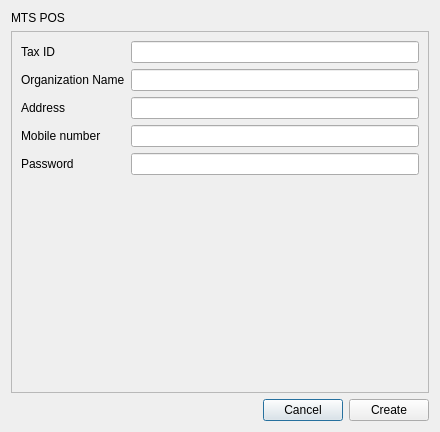
First picture: the form in app/views/templates/generated/Setup.ui, repository rondalefloyd/mts-pos, before the edit.
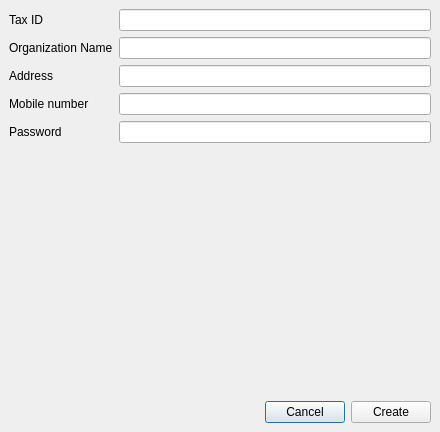
Second picture: the form after the edit.

The edit to the form file:
```diff
--- a/app/views/templates/generated/Setup.ui
+++ b/app/views/templates/generated/Setup.ui
@@ -14,21 +14,26 @@
    <string>Setup</string>
   </property>
   <layout class="QVBoxLayout" name="verticalLayout">
-   <item>
-    <widget class="QLabel" name="label_6">
-     <property name="sizePolicy">
-      <sizepolicy hsizetype="Preferred" vsizetype="Fixed">
-       <horstretch>0</horstretch>
-       <verstretch>0</verstretch>
-      </sizepolicy>
-     </property>
-     <property name="text">
-      <string>MTS POS</string>
-     </property>
-    </widget>
-   </item>
+   <property name="spacing">
+    <number>0</number>
+   </property>
+   <property name="leftMargin">
+    <number>0</number>
+   </property>
+   <property name="topMargin">
+    <number>0</number>
+   </property>
+   <property name="rightMargin">
+    <number>0</number>
+   </property>
+   <property name="bottomMargin">
+    <number>0</number>
+   </property>
    <item>
     <widget class="QScrollArea" name="scrollArea">
+     <property name="frameShape">
+      <enum>QFrame::NoFrame</enum>
+     </property>
      <property name="widgetResizable">
       <bool>true</bool>
      </property>
@@ -37,8 +42,8 @@
        <rect>
         <x>0</x>
         <y>0</y>
-        <width>420</width>
-        <height>362</height>
+        <width>440</width>
+        <height>391</height>
        </rect>
       </property>
       <layout class="QFormLayout" name="formLayout">
@@ -97,7 +102,8 @@
     </widget>
    </item>
    <item>
-    <layout class="QHBoxLayout" name="horizontalLayout">
+    <widget class="QWidget" name="widget" native="true">
+     <layout class="QHBoxLayout" name="horizontalLayout_2">
      <item>
       <spacer name="horizontalSpacer">
        <property name="orientation">
@@ -126,6 +132,7 @@
       </widget>
      </item>
     </layout>
+    </widget>
    </item>
   </layout>
  </widget>
```
Lines whose indentation alone changed are shown as unchanged.
